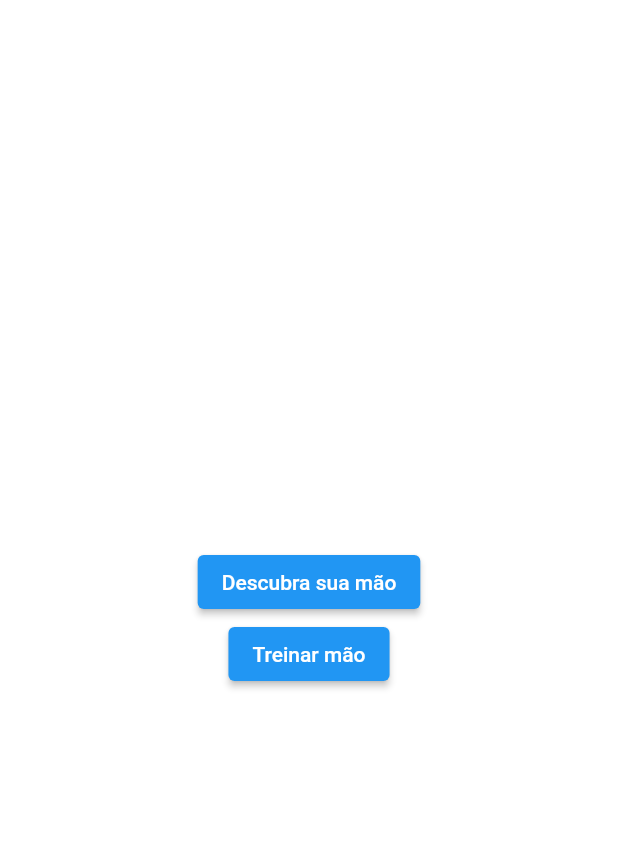
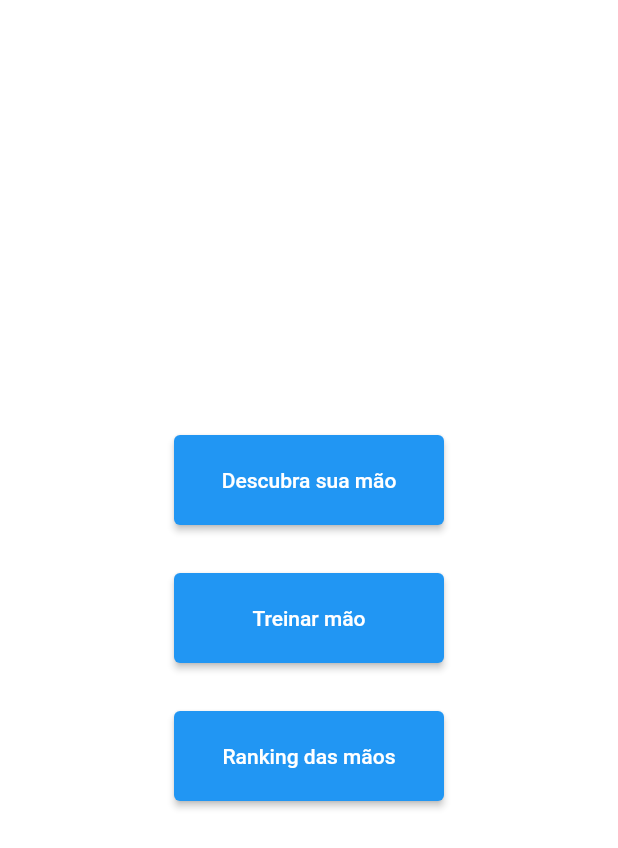
Before and after one commit to leandrorochaadm/learn_poker, a Flutter app: the screen it shows after launch, on a phone screen of 412 x 824 dp. Shown: the top 848 px of the screen. Run offline on Flutter 3.47's test engine with Material 2 defaults, Android fonts, the phone set to English and light mode, and no system bars; our stand-ins replace equatable.

Commit message:
button size large

```diff
--- a/lib/home_page.dart
+++ b/lib/home_page.dart
@@ -8,15 +8,35 @@ class HomePage extends StatelessWidget {
     return SafeArea(
       child: Column(
         mainAxisAlignment: MainAxisAlignment.center,
-        children: [
-          ElevatedButton(
-              onPressed: () => Navigator.pushNamed(context, 'identifyHand'),
-              child: const Text('Descubra sua mão')),
-          ElevatedButton(
-              onPressed: () => Navigator.pushNamed(context, 'whichHand'),
-              child: const Text('Treinar mão')),
+        children: const [
+          _button(route: 'identifyHand', label: 'Descubra sua mão'),
+          _button(route: 'whichHand', label: 'Treinar mão'),
+          _button(route: 'rankingHand', label: 'Ranking das mãos'),
         ],
       ),
     );
   }
 }
+
+class _button extends StatelessWidget {
+  final String route;
+  final String label;
+
+  const _button({
+    Key? key,
+    required this.route,
+    required this.label,
+  }) : super(key: key);
+
+  @override
+  Widget build(BuildContext context) {
+    return Container(
+      margin: const EdgeInsets.symmetric(vertical: 16),
+      width: 180,
+      height: 60,
+      child: ElevatedButton(
+          onPressed: () => Navigator.pushNamed(context, route),
+          child: Text(label)),
+    );
+  }
+}
```
